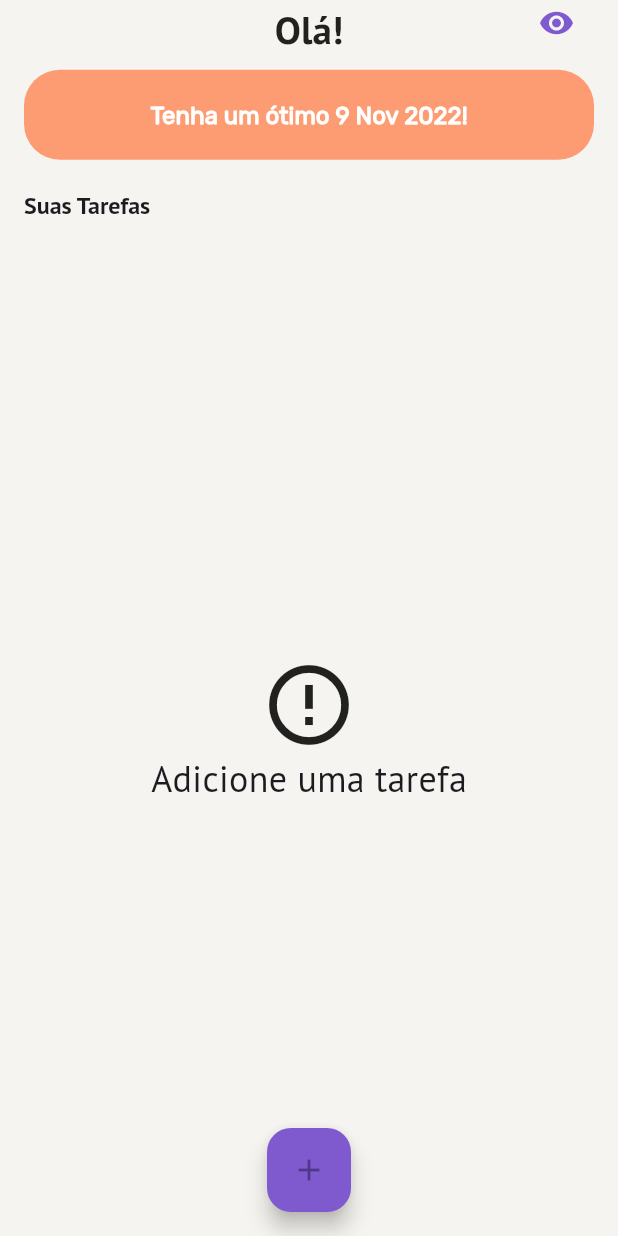
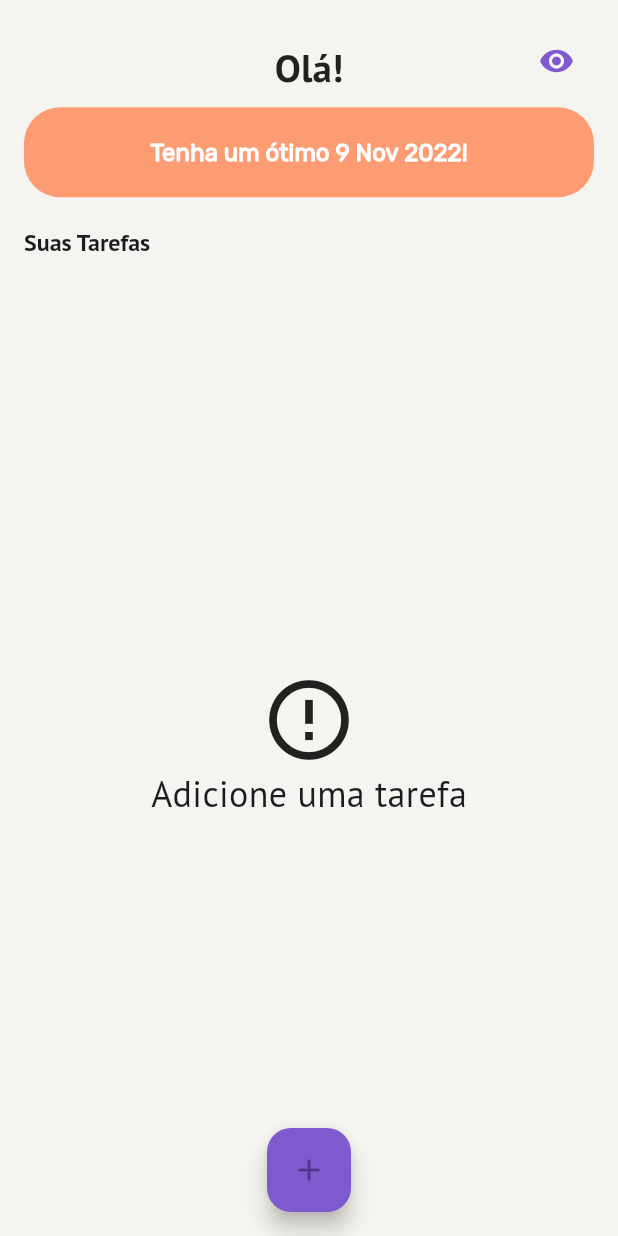
Before and after one commit to pauloborini/tarefas_1.0, a Flutter app: the screen it shows after launch, on a phone screen of 412 x 824 dp. Run offline on Flutter 3.47's test engine with Material 2 defaults, Android fonts, the phone set to English and light mode, and no system bars; our stand-ins replace sqflite; accounts and stored records are empty.

Commit message:
Update dashboard_screen.dart

```diff
--- a/lib/screens/dashboard_screen.dart
+++ b/lib/screens/dashboard_screen.dart
@@ -28,10 +28,12 @@ class _DashboardScreenState extends State<DashboardScreen> {
           statusBarColor: Colors.transparent, //top bar color
         ),
         centerTitle: true,
-        toolbarHeight: 150,
+        toolbarHeight: 170,
         backgroundColor: stanColor,
         elevation: 0,
-        title: Column(
+        title: Padding(
+          padding: const EdgeInsets.fromLTRB(0, 30, 0, 0),
+          child: Column(
             children: [
               Stack(children: [
                 Container(
@@ -90,6 +92,7 @@ class _DashboardScreenState extends State<DashboardScreen> {
                 ),
               ),
             ],
+          ),
         ),
       ),
       body: AnimatedOpacity(
```
Lines whose indentation alone changed are shown as unchanged.
